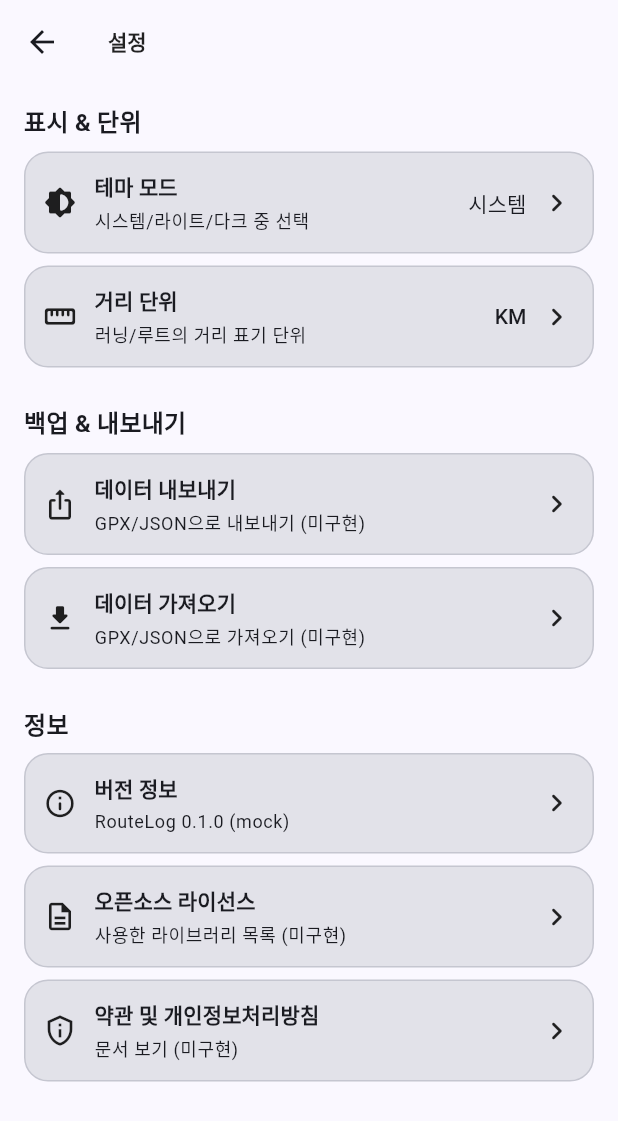
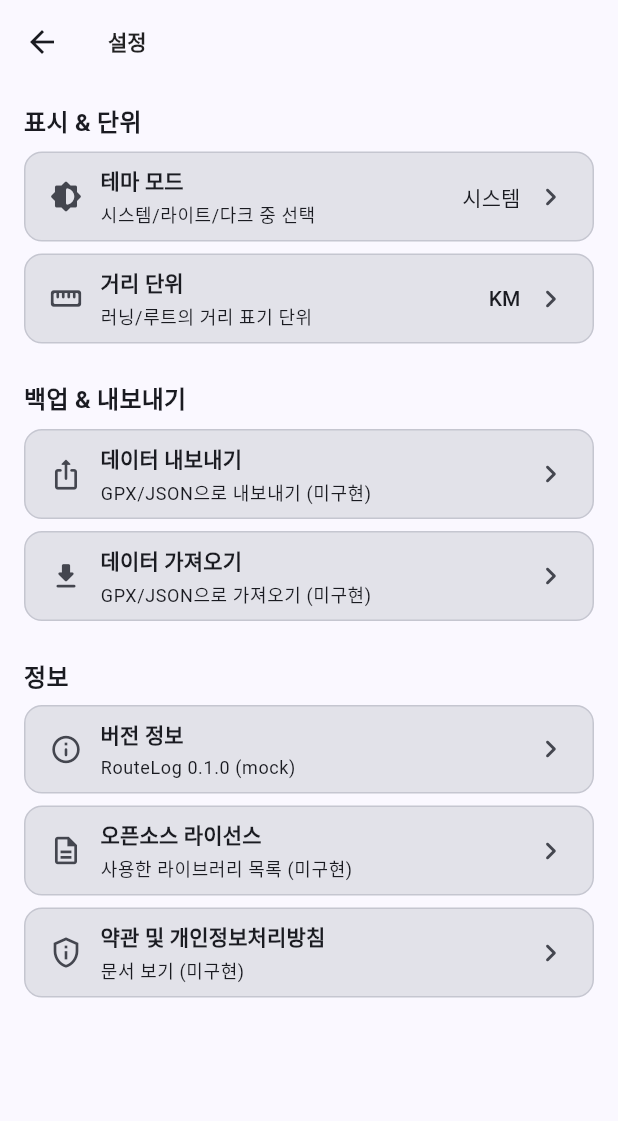
Before and after one commit to Leedoseo/RouteLog_project, a Flutter app: the SettingsScreen screen opened directly, on a phone screen of 412 x 824 dp. Shown: the top 1121 px of the screen. Run offline on Flutter 3.47's test engine with Material 3 defaults, Android fonts, the phone set to English and light mode, and no system bars.

Commit message:
design/ settings 타일부분 패딩 라운드 통일

```diff
--- a/lib/features/settings/widgets/settings_tile.dart
+++ b/lib/features/settings/widgets/settings_tile.dart
@@ -1,7 +1,8 @@
 import 'package:flutter/material.dart';
 
 /// 공용 설정 타일 (아이콘 + 타이틀 + 서브타이틀 + 트레일링)
-/// 리스트 형태로 여러 개가 나열되는 기본 단위
+/// - 패딩 통일: H16 / V8
+/// - 라운드 통일: R12
 class SettingsTile extends StatelessWidget {
   final IconData? leading;
   final String title;
@@ -20,39 +21,43 @@ class SettingsTile extends StatelessWidget {
 
   @override
   Widget build(BuildContext context) {
-    final cs = Theme.of(context).colorScheme;
+    final theme = Theme.of(context);
+    final cs = theme.colorScheme;
+    final r = BorderRadius.circular(12);
+
     return InkWell(
       onTap: onTap,
-      borderRadius: BorderRadius.circular(16),
+      borderRadius: r,
       child: Ink(
-        padding: const EdgeInsets.all(12),
+        padding: const EdgeInsets.symmetric(horizontal: 16, vertical: 8), // ← 패딩 통일
         decoration: BoxDecoration(
           color: cs.surfaceContainerHighest,
-          borderRadius: BorderRadius.circular(16),
+          borderRadius: r, // ← 라운드 통일
           border: Border.all(color: cs.outlineVariant),
         ),
         child: Row(
           children: [
             if (leading != null) ...[
-              Icon(leading, size: 22),
+              Icon(leading, size: 22, color: cs.onSurfaceVariant),
               const SizedBox(width: 12),
             ],
+            // 본문
             Expanded(
               child: Column(
                 crossAxisAlignment: CrossAxisAlignment.start,
                 children: [
+                  // 굵기만 살짝 강화
                   Text(
                     title,
-                    style: Theme.of(context)
-                        .textTheme
-                        .titleSmall
-                        ?.copyWith(
-                      fontWeight: FontWeight.w700)),
+                    style: theme.textTheme.titleSmall?.copyWith(fontWeight: FontWeight.w700),
+                  ),
                   if (subtitle != null) ...[
                     const SizedBox(height: 4),
                     Text(
                       subtitle!,
-                      style: Theme.of(context).textTheme.bodySmall,
+                      maxLines: 2, // ← 2줄 허용
+                      overflow: TextOverflow.ellipsis,
+                      style: theme.textTheme.bodySmall,
                     ),
                   ],
                 ],
@@ -64,7 +69,7 @@ class SettingsTile extends StatelessWidget {
             ],
             if (onTap != null) ...[
               const SizedBox(width: 8),
-              const Icon(Icons.chevron_right_rounded),
+              Icon(Icons.chevron_right_rounded, color: cs.onSurfaceVariant),
             ],
           ],
         ),
```
Also changed, not shown: lib/features/settings/widgets/settings_switch_tile.dart (+21 -12 lines).
